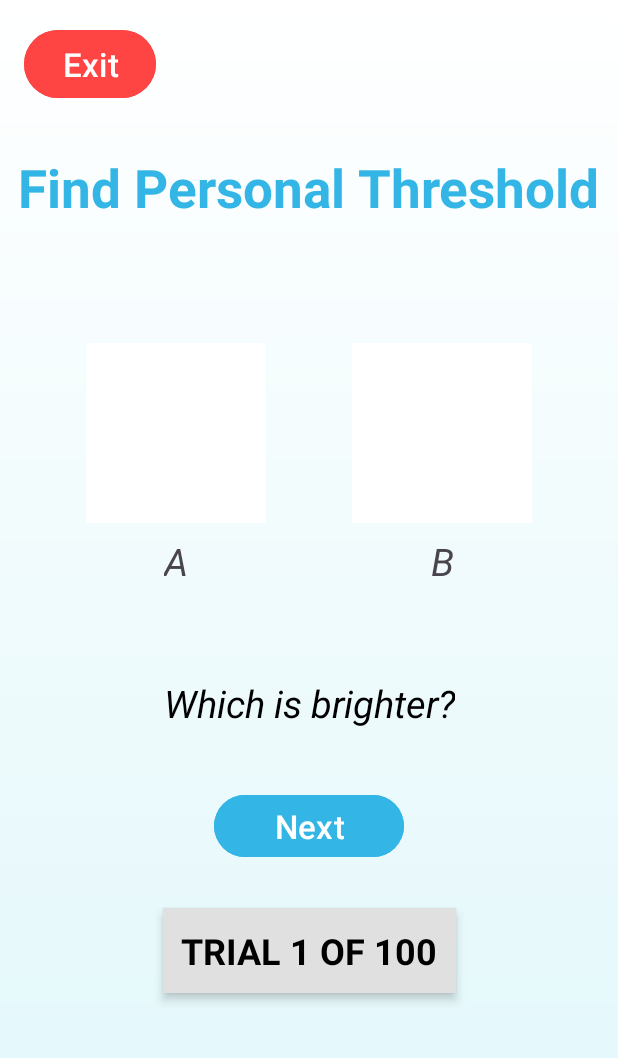
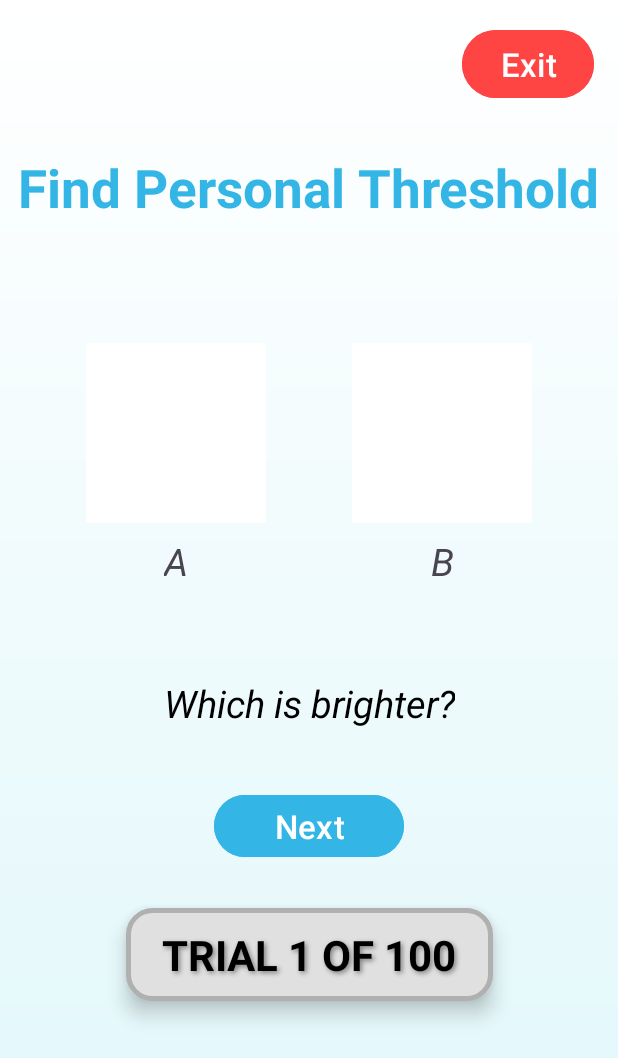
Before and after one commit to RachelAvidanKing/Capstone-Project-App, an Android app: the layout activity_threshold.xml on its own in the app's theme, with its tools: preview values and no code run, on a phone screen of 412 x 824 dp. Shown: the top 1058 px of the screen. Run offline under Robolectric (Android 15) with nearby library versions, the phone set to English and light mode, and no system bars.

Commit message:
Adding explanatory pages and an Exit button

```diff
--- /dev/null
+++ b/app/src/main/res/drawable/trial_counter_bg.xml
@@ -0,0 +1,9 @@
+<?xml version="1.0" encoding="utf-8"?>
+<shape xmlns:android="http://schemas.android.com/apk/res/android"
+    android:shape="rectangle">
+    <solid android:color="#E0E0E0"/> <!-- Gray background -->
+    <corners android:radius="16dp"/> <!-- Rounded corners -->
+    <stroke
+        android:width="3dp"
+        android:color="#B0B0B0"/> <!-- A thin bold line around -->
+</shape>
--- a/app/src/main/res/layout/activity_registration.xml
+++ b/app/src/main/res/layout/activity_registration.xml
@@ -12,12 +12,12 @@
         android:orientation="vertical"
         android:gravity="center_horizontal">
 
-        <!-- Exit Button - Top Left -->
+        <!-- Exit Button - Top Right -->
         <LinearLayout
             android:layout_width="match_parent"
             android:layout_height="wrap_content"
             android:orientation="horizontal"
-            android:gravity="start">
+            android:gravity="end">
 
             <Button
                 android:id="@+id/btnExit"
--- a/app/src/main/res/layout/activity_threshold.xml
+++ b/app/src/main/res/layout/activity_threshold.xml
@@ -5,7 +5,7 @@
     android:layout_height="match_parent"
     android:background="@drawable/bg_gradient">
 
-    <!-- Exit Button - Top Left -->
+    <!-- Exit Button - Top Right -->
     <Button
         android:id="@+id/btnExit"
         android:layout_width="wrap_content"
@@ -17,9 +17,9 @@
         android:paddingHorizontal="20dp"
         android:paddingVertical="8dp"
         app:layout_constraintTop_toTopOf="parent"
-        app:layout_constraintStart_toStartOf="parent"
+        app:layout_constraintEnd_toEndOf="parent"
         android:layout_marginTop="16dp"
-        android:layout_marginStart="16dp"/>
+        android:layout_marginEnd="16dp"/>
 
 
     <!-- Title -->
@@ -127,17 +127,21 @@
         android:id="@+id/tvTrialCounter"
         android:layout_width="wrap_content"
         android:layout_height="wrap_content"
-        android:layout_marginTop="30dp"
         android:text="TRIAL 1 OF 100"
-        android:textSize="24sp"
+        android:textSize="28sp"
         android:textStyle="bold"
         android:textColor="@android:color/black"
-        android:background="#E0E0E0"
-        android:padding="12dp"
-        android:elevation="4dp"
+        android:background="@drawable/trial_counter_bg"
+        android:paddingHorizontal="24dp"
+        android:paddingVertical="12dp"
+        android:elevation="8dp"
+        android:shadowColor="#808080"
+        android:shadowDx="2"
+        android:shadowDy="2"
+        android:shadowRadius="4"
         app:layout_constraintTop_toBottomOf="@+id/btnN"
         app:layout_constraintStart_toStartOf="parent"
         app:layout_constraintEnd_toEndOf="parent"
-        />
+        android:layout_marginTop="30dp" />
 
 </androidx.constraintlayout.widget.ConstraintLayout>
--- a/app/src/main/res/layout/explanation_screen_jnd.xml
+++ b/app/src/main/res/layout/explanation_screen_jnd.xml
@@ -29,6 +29,7 @@
         android:layout_height="wrap_content"
         android:text="On the next page, you will need to select the lighter color between two options — A or B.\nYou will need to perform this test 100 times in total.\n\nGood luck! :)"
         android:textSize="26sp"
+        android:textStyle="bold"
         android:textColor="@android:color/black"
         android:gravity="center"
         android:layout_marginTop="30dp"
@@ -41,9 +42,10 @@
         android:id="@+id/btnRemark1"
         android:layout_width="0dp"
         android:layout_height="wrap_content"
-        android:text="*Please press anywhere on the screen to continue."
-        android:textSize="20sp"
+        android:text="*Please press anywhere on the screen to continue*"
+        android:textSize="23sp"
         android:textColor="@android:color/black"
+        android:gravity="center"
         android:layout_marginTop="60dp"
         app:layout_constraintTop_toBottomOf="@+id/tvExplanation"
         app:layout_constraintStart_toStartOf="parent"
--- a/app/src/main/res/layout/explanation_screen_test.xml
+++ b/app/src/main/res/layout/explanation_screen_test.xml
@@ -32,6 +32,7 @@
 \nYou will need to complete this test 15 times.\n\nGood luck! :)"
         android:textSize="26sp"
         android:textColor="@android:color/black"
+        android:textStyle="bold"
         android:gravity="center"
         android:layout_marginTop="30dp"
         app:layout_constraintTop_toBottomOf="@id/tvTitle"
@@ -45,8 +46,9 @@
         android:layout_width="0dp"
         android:layout_height="wrap_content"
         android:text="*Please press anywhere on the screen to continue."
-        android:textSize="20sp"
+        android:textSize="23sp"
         android:textColor="@android:color/black"
+        android:gravity="center"
         android:layout_marginTop="60dp"
         app:layout_constraintTop_toBottomOf="@+id/tvExplanation"
         app:layout_constraintStart_toStartOf="parent"
```
Also changed, not shown: app/src/main/res/layout/activity_target.xml (+14 -8 lines).
